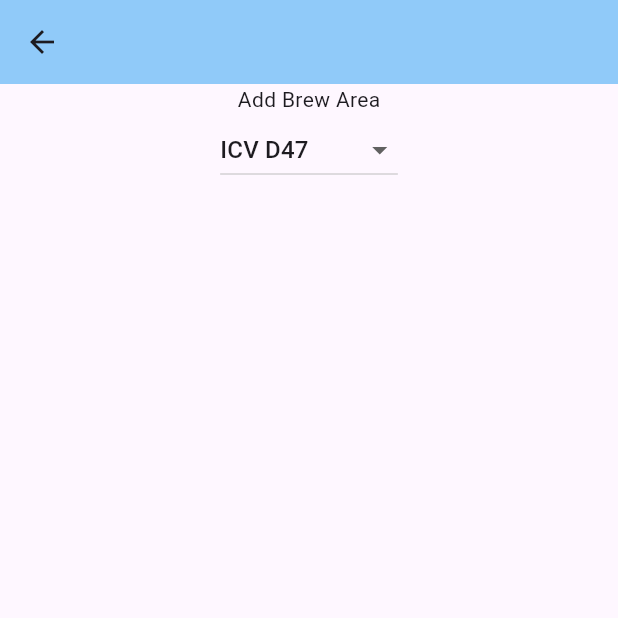
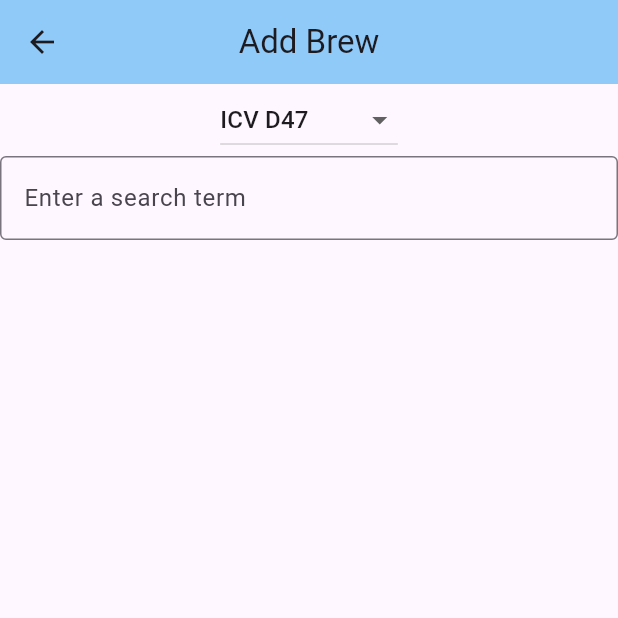
Before and after one commit to Seanm64/FermentationStation, a Flutter app: the Home screen opened by its route, after a tap on "Add A Brew", on a phone screen of 412 x 824 dp, the top half of it. Run offline on Flutter 3.47's test engine with Material 3 defaults, Android fonts, the phone set to English and light mode, and no system bars.

Commit message:
Added appBar titles

```diff
--- a/lib/pages/add_brew.dart
+++ b/lib/pages/add_brew.dart
@@ -13,7 +13,13 @@ class _AddBrewState extends State<AddBrew>
   Map<String, Yeast>  yeast_map = {};
   String selected_yeast = '';
 
-  /// initialization is here:
+  void SelectYeast(String? value)
+  {
+    setState(() {
+      selected_yeast = value!;
+    });
+  }
+
   @override
   void initState() {
     super.initState();
@@ -21,24 +27,21 @@ class _AddBrewState extends State<AddBrew>
     selected_yeast = 'ICV D47';
   }
 
-
   @override
   Widget build(BuildContext context)
   {
     return Scaffold(
-      appBar: AppBar(backgroundColor: Colors.blue[200]),
+      appBar: AppBar(
+          backgroundColor: Colors.blue[200],
+          title: Text('Add Brew'),
+          centerTitle: true,
+      ),
       body: Column(
         children: <Widget>[
-          Center(child: Text('Add Brew Area')),
 
           // Selecting Type of Yeast to use
           DropdownButton<String>(
-            onChanged: (String? value) {
-              print('$value');
-              setState(() {
-                selected_yeast = value!;
-              });
-            },
+            onChanged: SelectYeast,
             value: yeast_map.isEmpty ? null : selected_yeast,
             items: yeast_map.entries.map((entry) {
               return DropdownMenuItem<String>(
@@ -48,6 +51,12 @@ class _AddBrewState extends State<AddBrew>
               );
             }).toList(), // Convert the iterable to a List<DropdownMenuItem<String>>
           ),
+          TextField(
+            decoration: InputDecoration(
+              border: OutlineInputBorder(),
+              hintText: 'Enter a search term',
+            ),
+          ),
         ],
       ),
     );
--- a/lib/pages/home_page.dart
+++ b/lib/pages/home_page.dart
@@ -6,7 +6,11 @@ class Home extends StatelessWidget {
   @override
   Widget build(BuildContext context) {
     return Scaffold(
-      appBar: AppBar(backgroundColor: Colors.blue[200]),
+      appBar: AppBar(
+          backgroundColor: Colors.blue[200],
+          title: Text("Home Page"),
+          centerTitle: true,
+      ),
       body: Column(
         children: <Widget>[
           Center(
@@ -17,7 +21,6 @@ class Home extends StatelessWidget {
               },
             ),
           ),
-          Center(child: Text('Home Area')),
         ],
       ),
     );
```
